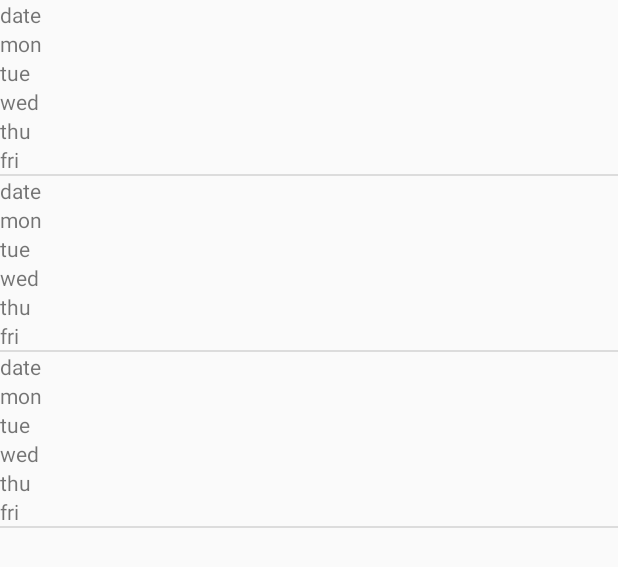
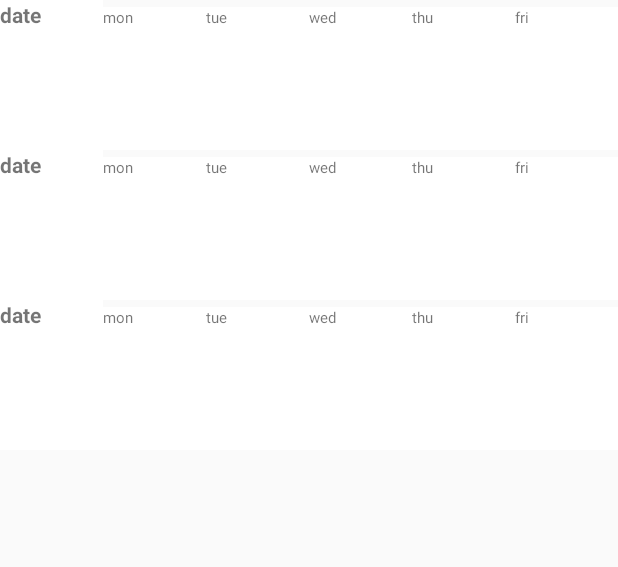
Before and after one commit to gnstjr322/mobile_git, an Android app: the layout fragment2.xml on its own in the app's theme, with its tools: preview values and no code run, on a phone screen of 412 x 824 dp. Shown: the top 567 px of the screen. Run offline under Robolectric (Android 15) with nearby library versions, the phone set to English and light mode, and no system bars.

Commit message:
android ver 1.6

```diff
--- a/Android/Oh/app/src/main/java/com/example/myapplication/Name.kt
+++ b/Android/Oh/app/src/main/java/com/example/myapplication/Name.kt
@@ -1,7 +1,7 @@
 package com.example.myapplication
 
 
-class Name(var name:String, var link: String, var day: String)  {
+class Name(var form:String,var name:String, var link: String, var day: String)  {
 
     /*constructor(name: String, link: String, day: String) {
         this.name = name
@@ -13,6 +13,7 @@ class Name(var name:String, var link: String, var day: String)  {
     override fun toString(): String { //이런 형식으로 문자열을 재배치 해주는거야 이클래스는
 
         val sb = StringBuffer()
+        sb.append(form).append('\'')
         sb.append(name).append('\'')
         sb.append(link).append('\'')
         sb.append(day).append('\'')
--- a/Android/Oh/app/src/main/java/com/example/myapplication/NameAdapter.kt
+++ b/Android/Oh/app/src/main/java/com/example/myapplication/NameAdapter.kt
@@ -5,6 +5,7 @@ import android.view.LayoutInflater
 import android.view.View
 import android.view.ViewGroup
 import android.widget.BaseAdapter
+import android.widget.ImageView
 import android.widget.TextView
 
 class NameAdapter(var mList: List<Name>) : BaseAdapter() {
@@ -34,6 +35,7 @@ class NameAdapter(var mList: List<Name>) : BaseAdapter() {
                 LayoutInflater.from(parent.context).inflate(R.layout.item_weather, parent, false)
 
             holder = ViewHolder()
+            holder.form = convertView!!.findViewById(R.id.iv_text) as ImageView
             holder.name = convertView!!.findViewById(R.id.name_text) as TextView
             holder.link = convertView.findViewById(R.id.link_text) as TextView
             holder.day = convertView.findViewById(R.id.day_text) as TextView
@@ -43,6 +45,8 @@ class NameAdapter(var mList: List<Name>) : BaseAdapter() {
         }
 
         val name1 = getItem(position) as Name
+        if(name1.form == "gong")holder.form!!.setImageResource(R.drawable.gong)
+        if(name1.form == "ilg")holder.form!!.setImageResource(R.drawable.ilg)
         holder.name!!.setText(name1.name)
         holder.link!!.setText(name1.link)
         holder.day!!.setText(name1.day)
@@ -52,6 +56,7 @@ class NameAdapter(var mList: List<Name>) : BaseAdapter() {
 
     // 뷰 홀더 패턴
     internal class ViewHolder {
+        var form: ImageView? = null
         var name: TextView? = null
         var link: TextView? = null
         var day: TextView? = null
--- a/Android/Oh/app/src/main/java/com/example/myapplication/TabFragment2.kt
+++ b/Android/Oh/app/src/main/java/com/example/myapplication/TabFragment2.kt
@@ -8,6 +8,7 @@ import android.view.LayoutInflater
 import android.view.View
 import android.view.ViewGroup
 import android.widget.BaseAdapter
+import android.widget.GridView
 import android.widget.ListView
 import androidx.fragment.app.Fragment
 import com.google.gson.Gson
@@ -23,7 +24,7 @@ import java.util.ArrayList
 import java.util.concurrent.TimeUnit
 
 class TabFragment2(var nameList3 : List<Cal>) : Fragment() {
-    private var mWeatherListView: ListView? = null
+    private var mWeatherListView: GridView? = null
     val adapter = CalAdapter(nameList3)
 
     override fun onCreateView(inflater: LayoutInflater,
@@ -31,7 +32,7 @@ class TabFragment2(var nameList3 : List<Cal>) : Fragment() {
                               savedInstanceState: Bundle?): View? {
 
         val view: View = inflater.inflate(R.layout.fragment2, container, false)
-        mWeatherListView = view.findViewById<ListView>(R.id.list_view2)
+        mWeatherListView = view.findViewById<GridView>(R.id.grid_view1)
         Log.d("최종정착지2", nameList3.toString())
 
         if (mWeatherListView != null) {
--- a/Android/Oh/app/src/main/res/layout/activity_detail_view.xml
+++ b/Android/Oh/app/src/main/res/layout/activity_detail_view.xml
@@ -11,7 +11,6 @@
         android:layout_width="168dp"
         android:layout_height="50dp"
         android:layout_marginTop="164dp"
-        android:text="TextView"
         app:layout_constraintEnd_toEndOf="parent"
         app:layout_constraintStart_toStartOf="parent"
         app:layout_constraintTop_toTopOf="parent" />
@@ -32,7 +31,6 @@
         android:layout_width="164dp"
         android:layout_height="50dp"
         android:layout_marginTop="24dp"
-        android:text="TextView"
         app:layout_constraintEnd_toEndOf="@+id/textView22"
         app:layout_constraintHorizontal_bias="0.0"
         app:layout_constraintStart_toStartOf="@+id/textView22"
--- a/Android/Oh/app/src/main/res/layout/fragment2.xml
+++ b/Android/Oh/app/src/main/res/layout/fragment2.xml
@@ -6,14 +6,12 @@
     android:layout_height="match_parent"
    >
 
-    <ListView
-        android:id="@+id/list_view2"
+    <GridView
+        android:id="@+id/grid_view1"
         tools:listitem="@layout/item_calendar"
+        android:layout_height="match_parent"
         android:layout_width="match_parent"
-        android:layout_height="match_parent"
-        app:layout_constraintTop_toTopOf="parent"
-        app:layout_constraintStart_toStartOf="parent"
-        app:layout_constraintEnd_toEndOf="parent"
-        app:layout_constraintBottom_toBottomOf="parent"/>
+        android:orientation="horizontal"
+        />
 
 </androidx.constraintlayout.widget.ConstraintLayout>
--- a/Android/Oh/app/src/main/res/layout/item_calendar.xml
+++ b/Android/Oh/app/src/main/res/layout/item_calendar.xml
@@ -1,44 +1,63 @@
 <?xml version="1.0" encoding="utf-8"?>
-<LinearLayout xmlns:android="http://schemas.android.com/apk/res/android"
-    android:layout_width="match_parent"
-    android:layout_height="wrap_content"
-    android:orientation="vertical">
-
-    <TextView
-        android:id="@+id/date_text"
+<TableLayout xmlns:android="http://schemas.android.com/apk/res/android"
     android:layout_width="wrap_content"
     android:layout_height="wrap_content"
+    android:orientation="horizontal"
+    android:stretchColumns="*">
+    <TableRow android:layout_height="wrap_content">
+        <TextView
+            android:background="#FFFFFF"
+
+            android:id="@+id/date_text"
+            android:textStyle="bold"
+            android:layout_width="0dip"
+            android:layout_weight="1"
+            android:layout_height="100dp"
             android:text="date" />
-
         <TextView
             android:id="@+id/mon_text"
-        android:layout_width="wrap_content"
-        android:layout_height="wrap_content"
+            android:textSize="10dp"
+            android:background="#FFFFFF"
+            android:layout_height="100dp"
+            android:layout_width="0dip"
+            android:layout_weight="1"
             android:text="mon" />
-
         <TextView
             android:id="@+id/tue_text"
-        android:layout_width="wrap_content"
-        android:layout_height="wrap_content"
+            android:textSize="10dp"
+            android:background="#FFFFFF"
+            android:layout_height="100dp"
+            android:layout_width="0dip"
+            android:layout_weight="1"
             android:text="tue" />
 
         <TextView
             android:id="@+id/wed_text"
-        android:layout_width="wrap_content"
-        android:layout_height="wrap_content"
+            android:textSize="10dp"
+            android:background="#FFFFFF"
+            android:layout_height="100dp"
+            android:layout_width="0dip"
+            android:layout_weight="1"
             android:text="wed" />
 
         <TextView
             android:id="@+id/thu_text"
-        android:layout_width="wrap_content"
-        android:layout_height="wrap_content"
+            android:textSize="10dp"
+            android:background="#FFFFFF"
+            android:layout_height="100dp"
+            android:layout_width="0dip"
+            android:layout_weight="1"
             android:text="thu" />
 
         <TextView
             android:id="@+id/fri_text"
-        android:layout_width="wrap_content"
-        android:layout_height="wrap_content"
+            android:textSize="10dp"
+            android:background="#FFFFFF"
+            android:layout_height="100dp"
+            android:layout_width="0dip"
+            android:layout_weight="1"
             android:text="fri" />
+    </TableRow>
 
 
-</LinearLayout>
+</TableLayout>
```
Also changed, not shown: Android/Oh/app/src/main/java/com/example/myapplication/DetailViewActivity.kt (+9 -8 lines), Android/Oh/app/src/main/java/com/example/myapplication/TabFragment.kt (+2 -8 lines), Android/Oh/app/src/main/res/layout/fragment4.xml (+27 -7 lines), Android/Oh/app/src/main/res/layout/item_weather.xml (+13 -2 lines), Android/Oh/app/src/main/res/drawable-v24/gong.png (added), Android/Oh/app/src/main/res/drawable-v24/ilg.png (added). Lines whose indentation alone changed are shown as unchanged.
